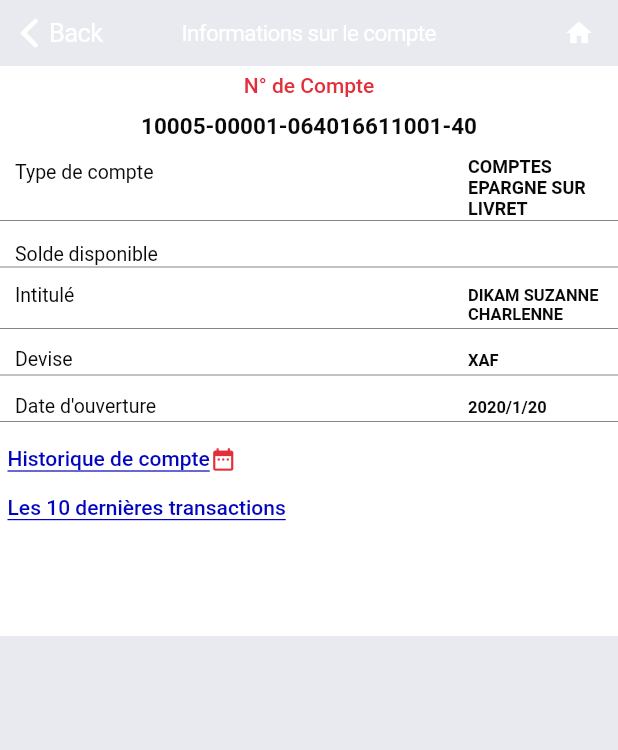
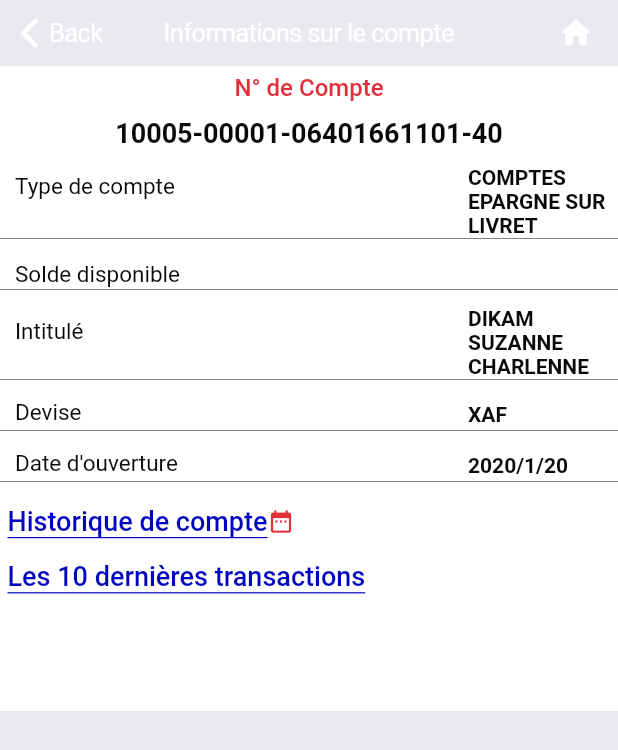
Before and after one commit to ChamplainLeCode/uba_solde, a Flutter app: the screen it shows after launch, after a tap on "Valider", on a phone screen of 412 x 824 dp. Shown: the top 750 px of the screen. Run offline on Flutter 3.47's test engine with Material 2 defaults, Android fonts, the phone set to English and light mode, and no system bars.

Commit message:
Augmentation de la taille

```diff
--- a/lib/UbaSolde.dart
+++ b/lib/UbaSolde.dart
@@ -8,7 +8,7 @@ class UbaSolde extends StatelessWidget {
     return CupertinoPageScaffold(
         child: SingleChildScrollView(
             child: Container(
-                height: 380,
+                height: 430,
                 color: Colors.white,
                 child: Column(
                   crossAxisAlignment: CrossAxisAlignment.center,
@@ -20,15 +20,14 @@ class UbaSolde extends StatelessWidget {
                       'N° de Compte',
                       style: TextStyle(
                           color: Color(0xFFE32F3A),
-                          //fontSize: 12,
+                          fontSize: 16,
                           fontWeight: FontWeight.w500),
                     )),
                     SizedBox(height: 10),
                     Text(
-                      '10005-00001-064016611001-40',
+                      '10005-00001-06401661101-40',
                       style: TextStyle(
-                        //fontSize: 15,
-                        fontSize: 15,
+                        fontSize: 18,
                         fontWeight: FontWeight.w700,
                         color: Color(0xFF090909),
                       ),
@@ -41,7 +40,7 @@ class UbaSolde extends StatelessWidget {
                             child: Text(
                               'Type de compte',
                               style: TextStyle(
-                                fontSize: 13,
+                                fontSize: 15,
                                 color: Color(0xFF090909),
                               ),
                             )),
@@ -52,7 +51,7 @@ class UbaSolde extends StatelessWidget {
                               'COMPTES EPARGNE SUR LIVRET',
                               style: TextStyle(
                                 fontWeight: FontWeight.w700,
-                                fontSize: 12,
+                                fontSize: 14,
                                 color: Color(0xFF090909),
                               ),
                             ))
@@ -70,7 +69,7 @@ class UbaSolde extends StatelessWidget {
                             child: Text(
                               'Solde disponible',
                               style: TextStyle(
-                                fontSize: 13,
+                                fontSize: 15,
                                 color: Color(0xFF090909),
                               ),
                             )),
@@ -81,7 +80,7 @@ class UbaSolde extends StatelessWidget {
                               solde,
                               style: TextStyle(
                                 fontWeight: FontWeight.w700,
-                                fontSize: 12,
+                                fontSize: 14,
                                 color: Color(0xFF090909),
                               ),
                             ))
@@ -99,7 +98,7 @@ class UbaSolde extends StatelessWidget {
                             child: Text(
                               'Intitulé',
                               style: TextStyle(
-                                fontSize: 13,
+                                fontSize: 15,
                                 color: Color(0xFF090909),
                               ),
                             )),
@@ -110,7 +109,7 @@ class UbaSolde extends StatelessWidget {
                               'DIKAM SUZANNE CHARLENNE',
                               style: TextStyle(
                                 fontWeight: FontWeight.w700,
-                                fontSize: 11,
+                                fontSize: 14,
                                 color: Color(0xFF090909),
                               ),
                             ))
@@ -128,7 +127,7 @@ class UbaSolde extends StatelessWidget {
                             child: Text(
                               'Devise',
                               style: TextStyle(
-                                fontSize: 13,
+                                fontSize: 15,
                                 color: Color(0xFF090909),
                               ),
                             )),
@@ -139,7 +138,7 @@ class UbaSolde extends StatelessWidget {
                               'XAF',
                               style: TextStyle(
                                 fontWeight: FontWeight.w700,
-                                fontSize: 11,
+                                fontSize: 14,
                                 color: Color(0xFF090909),
                               ),
                             ))
@@ -157,7 +156,7 @@ class UbaSolde extends StatelessWidget {
                             child: Text(
                               'Date d\'ouverture',
                               style: TextStyle(
-                                fontSize: 13,
+                                fontSize: 15,
                                 color: Color(0xFF090909),
                               ),
                             )),
@@ -168,7 +167,7 @@ class UbaSolde extends StatelessWidget {
                               '2020/1/20',
                               style: TextStyle(
                                 fontWeight: FontWeight.w700,
-                                fontSize: 11,
+                                fontSize: 14,
                                 color: Color(0xFF090909),
                               ),
                             ))
@@ -192,7 +191,7 @@ class UbaSolde extends StatelessWidget {
                                 'Historique de compte',
                                 style: TextStyle(
                                     color: Color(0xFF0205BF),
-                                    fontSize: 14,
+                                    fontSize: 18,
                                     fontWeight: FontWeight.w500),
                               )),
                           Icon(Icons.date_range,
@@ -213,7 +212,7 @@ class UbaSolde extends StatelessWidget {
                                 textAlign: TextAlign.left,
                                 style: TextStyle(
                                     color: Color(0xFF0205BF),
-                                    fontSize: 14,
+                                    fontSize: 18,
                                     fontWeight: FontWeight.w500),
                               ))
                         ])),
@@ -228,12 +227,12 @@ class UbaSolde extends StatelessWidget {
           middle: Text(
             'Informations sur le compte',
             style: TextStyle(
-                color: Colors.white, fontSize: 15, fontWeight: FontWeight.w400),
+                color: Colors.white, fontSize: 17, fontWeight: FontWeight.w400),
           ),
           trailing: Icon(
             Icons.home,
             color: Colors.white,
-            size: 20,
+            size: 24,
           ),
         )
         //UbaAppBar());
--- a/lib/main.dart
+++ b/lib/main.dart
@@ -75,7 +75,7 @@ class _MyHomePageState extends State<UbaHome> {
           padding: EdgeInsets.only(top: 100, left: 40, right: 40),
           child: CupertinoTextField(
             controller: controller,
-            keyboardType: TextInputType.number,
+            //keyboardType: TextInputType.number,
             style: TextStyle(
                 fontSize: 15,
                 fontWeight: FontWeight.w500,
```
Also changed, not shown: pubspec.lock.
